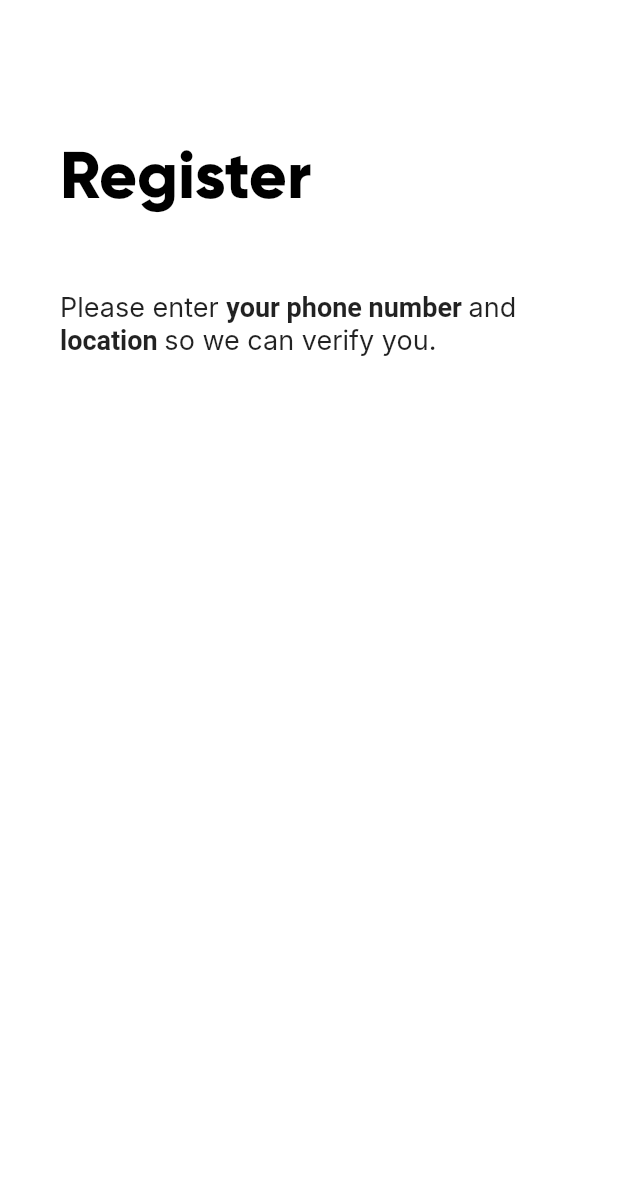
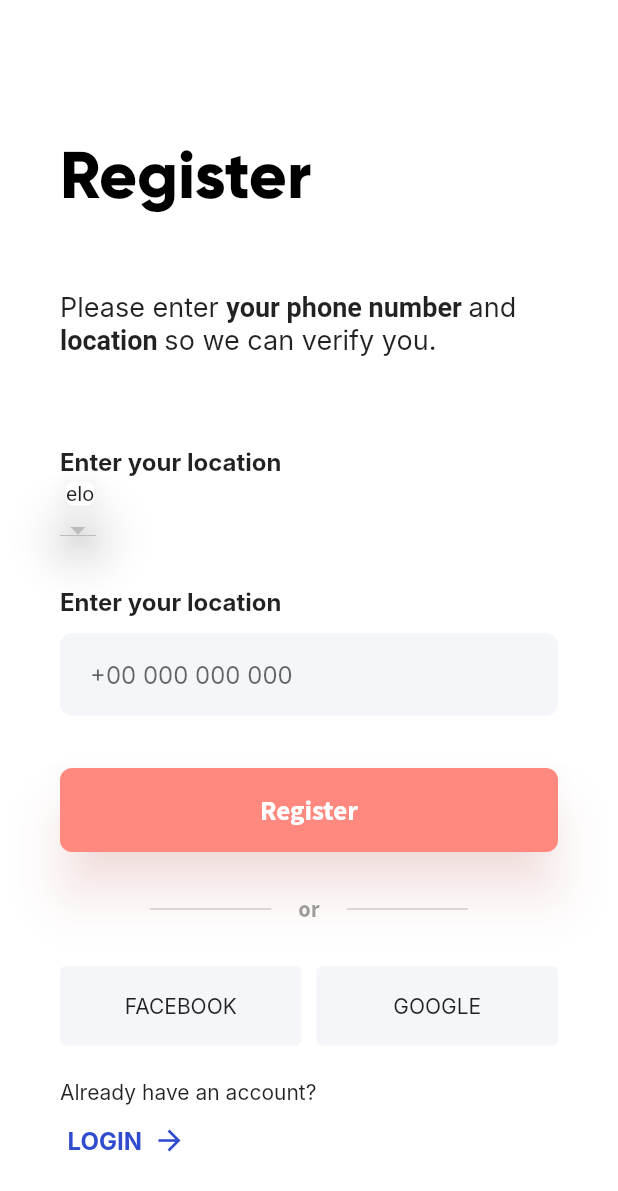
Before and after one commit to JakubWolak/dividely, a Flutter app: the screen it shows after launch, on a phone screen of 412 x 824 dp. Shown: the top 1191 px of the screen. Run offline on Flutter 3.47's test engine with Material 2 defaults, Android fonts, the phone set to English and light mode, and no system bars; our stand-ins replace bloc, flutter_bloc; generated files the repository leaves out were written again; Roboto replaces fonts that are missing (Inter).

Commit message:
register confirm phone view

```diff
--- a/lib/auth/register/view/confirm_phone_view.dart
+++ b/lib/auth/register/view/confirm_phone_view.dart
@@ -1,4 +1,9 @@
+import 'package:dividely/common_widgets/buttons/big_button.dart';
+import 'package:dividely/common_widgets/inputs/text_input.dart';
+import 'package:flutter/cupertino.dart';
 import 'package:flutter/material.dart';
+
+import '../../../common_widgets/buttons/login_method_button.dart';
 
 class ConfirmPhoneView extends StatefulWidget {
   const ConfirmPhoneView({super.key});
@@ -56,6 +61,128 @@ class _ConfirmPhoneViewState extends State<ConfirmPhoneView> {
                 ],
               ),
             ),
+            const SizedBox(
+              height: 60,
+            ),
+            const Text(
+              'Enter your location',
+              style: TextStyle(
+                  fontFamily: "Inter",
+                  fontSize: 16,
+                  fontWeight: FontWeight.bold),
+            ),
+            Card(
+              elevation: 15,
+              shape: RoundedRectangleBorder(
+                  borderRadius: BorderRadius.circular(5)),
+              child: Text('elo'),
+            ),
+            DropdownButton(items: [], onChanged: (_) {}),
+            const SizedBox(
+              height: 26,
+            ),
+            const Text(
+              'Enter your location',
+              style: TextStyle(
+                  fontFamily: "Inter",
+                  fontSize: 16,
+                  fontWeight: FontWeight.bold),
+            ),
+            const SizedBox(
+              height: 12,
+            ),
+            const TextInput(hintText: '+00 000 000 000'),
+            const SizedBox(
+              height: 35,
+            ),
+            BigButton(
+              text: 'Register',
+              onPressed: () {},
+              primaryColor: ButtonColor.orange,
+            ),
+            const SizedBox(
+              height: 20,
+            ),
+            Row(
+              children: [
+                Expanded(
+                  child: Container(
+                    margin: const EdgeInsets.only(left: 60, right: 18),
+                    child: const Divider(
+                      color: Colors.black26,
+                      height: 36,
+                    ),
+                  ),
+                ),
+                const Text(
+                  'or',
+                  style: TextStyle(
+                    fontSize: 15,
+                    fontFamily: 'SourceSansProBold',
+                    color: Colors.black38,
+                  ),
+                ),
+                Expanded(
+                  child: Container(
+                    margin: const EdgeInsets.only(left: 18, right: 60),
+                    child: const Divider(
+                      color: Colors.black26,
+                      height: 36,
+                    ),
+                  ),
+                ),
+              ],
+            ),
+            const SizedBox(height: 20,),
+            Row(
+              children: [
+                Expanded(
+                  child: LoginMethodButton(
+                    text: 'Facebook',
+                    onPressed: () {},
+                  ),
+                ),
+                const SizedBox(
+                  width: 10,
+                ),
+                Expanded(
+                  child: LoginMethodButton(
+                    text: 'Google',
+                    onPressed: () {},
+                  ),
+                ),
+              ],
+            ),
+            const Spacer(),
+            Column(
+              crossAxisAlignment: CrossAxisAlignment.start,
+              children: [
+                const Text(
+                  'Already have an account?',
+                  style: TextStyle(
+                      fontSize: 14, fontFamily: 'Inter', color: Colors.black87),
+                ),
+                TextButton.icon(
+                  onPressed: () {},
+                  icon: const Text('LOGIN'),
+                  label: const Icon(
+                    Icons.arrow_forward,
+                    size: 22,
+                  ),
+                  style: TextButton.styleFrom(
+                    padding:
+                    const EdgeInsets.symmetric(horizontal: 5),
+                    backgroundColor: Colors.transparent,
+                    foregroundColor: const Color.fromRGBO(48, 75, 206, 1),
+                    textStyle: const TextStyle(
+                      fontSize: 16,
+                      fontFamily: 'Inter',
+                      fontWeight: FontWeight.bold,
+                    ),
+                  ),
+                ),
+              ],
+            ),
           ],
         ),
       ),
--- a/lib/auth/register/view/register_view.dart
+++ b/lib/auth/register/view/register_view.dart
@@ -86,7 +86,7 @@ class _RegisterViewState extends State<RegisterView> {
                   child: Container(
                     margin: const EdgeInsets.only(left: 60, right: 18),
                     child: const Divider(
-                      color: Colors.black38,
+                      color: Colors.black26,
                       height: 36,
                     ),
                   ),
@@ -96,14 +96,14 @@ class _RegisterViewState extends State<RegisterView> {
                   style: TextStyle(
                     fontSize: 15,
                     fontFamily: 'SourceSansProBold',
-                    color: Colors.black45,
+                    color: Colors.black38,
                   ),
                 ),
                 Expanded(
                   child: Container(
                     margin: const EdgeInsets.only(left: 18, right: 60),
                     child: const Divider(
-                      color: Colors.black45,
+                      color: Colors.black26,
                       height: 36,
                     ),
                   ),
--- a/lib/common_widgets/buttons/big_button.dart
+++ b/lib/common_widgets/buttons/big_button.dart
@@ -1,4 +1,3 @@
-import 'package:flutter/cupertino.dart';
 import 'package:flutter/material.dart';
 
 enum ButtonColor { blue, orange }
--- a/pubspec.yaml
+++ b/pubspec.yaml
@@ -15,6 +15,7 @@ dependencies:
   flutter_localizations:
     sdk: flutter
   intl: ^0.17.0
+  dropdown_button2: ^1.8.9
 
 dev_dependencies:
   bloc_test: ^9.1.0
```
